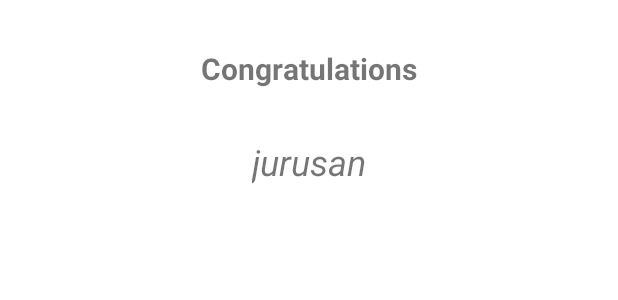
After one commit to zulfahmidev/capstone_mobile, an Android app: the layout activity_test_result.xml on its own in the app's theme, with its tools: preview values and no code run, on a phone screen of 412 x 824 dp. The commit adds this screen. Shown: the top 300 px of the screen. Run offline under Robolectric (Android 15) with nearby library versions, the phone set to English and light mode, and no system bars.

Commit message:
menampilkan hasil dari tes ke halaman result

```diff
--- a/app/src/main/AndroidManifest.xml
+++ b/app/src/main/AndroidManifest.xml
@@ -18,12 +18,15 @@
         android:usesCleartextTraffic="true"
         tools:targetApi="31">
         <activity
+            android:name=".ui.home.test.TestResultActivity"
+            android:exported="false" />
+        <activity
             android:name=".ui.home.test.TestQuestionsActivity"
             android:exported="false" />
         <activity
             android:name=".ui.home.test.DetailTestActivity"
             android:exported="false"
-            android:parentActivityName=".ui.home.test.TestActivity"/>
+            android:parentActivityName=".ui.home.test.TestActivity" />
         <activity
             android:name=".ui.auth.RegisterActivity"
             android:exported="false" />
--- a/app/src/main/java/com/capstone/arahku/model/response/FormResponse.kt
+++ b/app/src/main/java/com/capstone/arahku/model/response/FormResponse.kt
@@ -34,7 +34,9 @@ data class OptionsItemForm(
     val id: Int? = null,
 
     @field:SerializedName("value")
-    val value: String? = null
+    val value: String? = null,
+
+    var isChecked: Boolean?
 )
 
 data class FormData(
--- a/app/src/main/java/com/capstone/arahku/viewmodel/QuestionViewModel.kt
+++ b/app/src/main/java/com/capstone/arahku/viewmodel/QuestionViewModel.kt
@@ -29,6 +29,9 @@ class QuestionViewModel(private val preference: UserPreference): ViewModel() {
 
     private val _responseStatus = MutableLiveData<Boolean>()
     val responseStatus: LiveData<Boolean> = _responseStatus
+
+    private val _receivedResponse = MutableLiveData<ReceiveResponse>()
+    val receivedResponse : LiveData<ReceiveResponse> = _receivedResponse
 
     private val _isLoading = MutableLiveData<Boolean>()
     val isLoading: LiveData<Boolean> = _isLoading
@@ -68,6 +71,8 @@ class QuestionViewModel(private val preference: UserPreference): ViewModel() {
                 _isLoading.value = false
                if (response.isSuccessful){
                    _responseStatus.value = true
+                   _receivedResponse.value = response.body()
+
                }else{
                    _responseStatus.value = false
                    Log.e("Test", "onFailure: ${response.message()}")
--- /dev/null
+++ b/app/src/main/res/layout/activity_test_result.xml
@@ -0,0 +1,33 @@
+<?xml version="1.0" encoding="utf-8"?>
+<androidx.constraintlayout.widget.ConstraintLayout xmlns:android="http://schemas.android.com/apk/res/android"
+    xmlns:app="http://schemas.android.com/apk/res-auto"
+    xmlns:tools="http://schemas.android.com/tools"
+    android:layout_width="match_parent"
+    android:layout_height="match_parent"
+    tools:context=".ui.home.test.TestResultActivity">
+
+    <TextView
+        android:id="@+id/text_result"
+        android:layout_width="wrap_content"
+        android:layout_height="wrap_content"
+        android:textSize="20sp"
+        android:textStyle="bold"
+        android:layout_marginTop="32dp"
+        app:layout_constraintEnd_toEndOf="parent"
+        app:layout_constraintStart_toStartOf="parent"
+        app:layout_constraintTop_toTopOf="parent"
+        tools:text="Congratulations" />
+
+    <TextView
+        android:id="@+id/major_result"
+        android:layout_width="wrap_content"
+        android:layout_height="wrap_content"
+        android:textSize="24sp"
+        android:textStyle="italic"
+        android:layout_marginTop="32dp"
+        app:layout_constraintEnd_toEndOf="parent"
+        app:layout_constraintStart_toStartOf="parent"
+        app:layout_constraintTop_toBottomOf="@+id/text_result"
+        tools:text="jurusan" />
+
+</androidx.constraintlayout.widget.ConstraintLayout>
--- a/app/src/main/res/values/strings.xml
+++ b/app/src/main/res/values/strings.xml
@@ -66,4 +66,5 @@
     <string name="user_name">nama</string>
     <string name="nama_jurusan">Nama Jurusan</string>
     <string name="logout">logout</string>
+    <string name="result_text">Selamat %1$s, Berdasarkan minat dan bakat, kamu cocok pada jurusan ini!</string>
 </resources>
```
Also changed, not shown: app/src/main/java/com/capstone/arahku/adapter/QuestionAdapter.kt (+10 -15 lines), app/src/main/java/com/capstone/arahku/ui/home/test/TestQuestionsActivity.kt (+18 -0 lines), app/src/main/java/com/capstone/arahku/ui/home/test/TestResultActivity.kt (added, +25 -0 lines).
